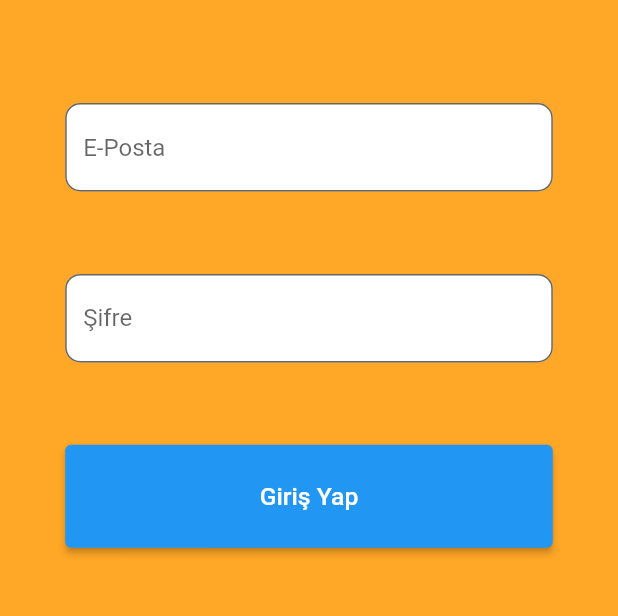
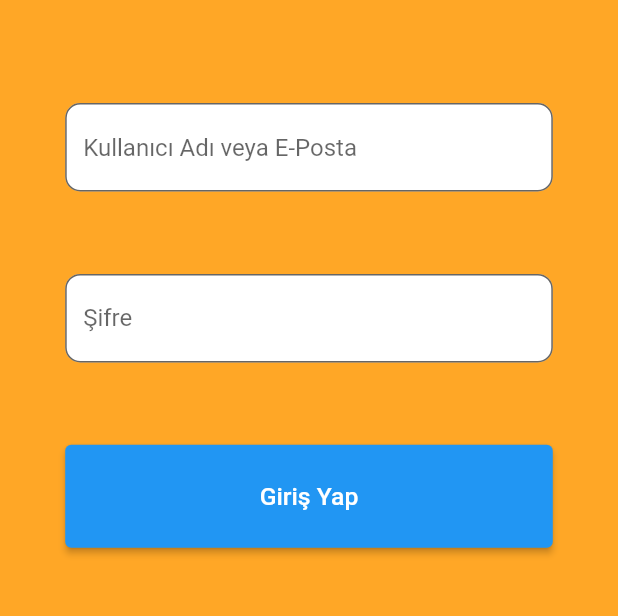
Before and after one commit to poyrazakyol/todo-list, a Flutter app: the screen it shows after launch, on a phone screen of 412 x 824 dp, the part 275-891 px from its top. Run offline on Flutter 3.47's test engine with Material 2 defaults, Android fonts, the phone set to English and light mode, and no system bars; our stand-ins replace sqflite; accounts and stored records are empty.

Commit message:
DB and Login Screen Update

```diff
--- a/lib/items.dart
+++ b/lib/items.dart
@@ -28,7 +28,7 @@ class todoItem extends StatelessWidget {
         contentPadding: EdgeInsets.symmetric(horizontal: 20, vertical: 5),
         tileColor: Colors.white,
         leading: Icon(
-          todo.isDone! ? Icons.check_box : Icons.check_box_outline_blank,
+          (todo.isDone! == 1) ? Icons.check_box : Icons.check_box_outline_blank,
           color: Colors.blue,
         ),
         title: Text(
@@ -36,7 +36,7 @@ class todoItem extends StatelessWidget {
           style: TextStyle(
             fontSize: 16,
             color: Colors.black,
-            decoration: todo.isDone! ? TextDecoration.lineThrough : null,
+            decoration: (todo.isDone! == 1) ? TextDecoration.lineThrough : null,
           ),
         ),
         trailing: Container(
--- a/lib/login_screen.dart
+++ b/lib/login_screen.dart
@@ -2,17 +2,18 @@ import 'package:flutter/material.dart';
 import 'package:todo_list/home.dart';
 
 class LoginScreen extends StatelessWidget {
-  final String validEmail = 'poyrazakyol';
+  final List<String> loginInfo = ["poyrazakyol@gmail.com", "poyrazakyol"];
   final String validPassword = '123456';
 
-  final TextEditingController emailController = TextEditingController();
+  final TextEditingController loginController = TextEditingController();
   final TextEditingController passwordController = TextEditingController();
 
   void _login(BuildContext context) {
-    String enteredEmail = emailController.text;
+    String enteredInfo = loginController.text;
     String enteredPassword = passwordController.text;
 
-    if (enteredEmail == validEmail && enteredPassword == validPassword) {
+    if ((enteredInfo == loginInfo[0] && enteredPassword == validPassword) ||
+        (enteredInfo == loginInfo[1] && enteredPassword == validPassword)) {
       Navigator.pushReplacement(
         context,
         MaterialPageRoute(builder: (context) => Home()),
@@ -65,9 +66,9 @@ class LoginScreen extends StatelessWidget {
               Padding(
                 padding: EdgeInsets.all(ekranYukseligi / 30),
                 child: TextField(
-                  controller: emailController,
+                  controller: loginController,
                   decoration: InputDecoration(
-                    hintText: 'E-Posta',
+                    hintText: 'Kullanıcı Adı veya E-Posta',
                     filled: true,
                     fillColor: Colors.white,
                     border: OutlineInputBorder(
--- a/lib/model/todo.dart
+++ b/lib/model/todo.dart
@@ -1,20 +1,20 @@
 class ToDo {
-  String? id;
+  int? id;
   String? todoText;
-  bool? isDone;
+  int? isDone;
   String? accountid;
 
   ToDo({
     this.id,
     this.todoText,
     this.accountid,
-    this.isDone = false,
+    this.isDone = 1,
   });
 
-  static List<ToDo> todoList() {
+  /*static List<ToDo> todoList() {
     return [
-      ToDo(id: '01', todoText: 'Kahvaltı', isDone: true),
-      ToDo(id: '02', todoText: 'Alışveriş', isDone: true),
+      ToDo(id: 1, todoText: 'Kahvaltı', isDone: true),
+      ToDo(id: 1, todoText: 'Alışveriş', isDone: true),
       ToDo(
         id: '03',
         todoText: 'Mail Kontrolü',
@@ -28,5 +28,5 @@ class ToDo {
         todoText: 'Flutter Çalışması',
       ),
     ];
-  }
+  }*/
 }
```
Also changed, not shown: lib/home.dart (+23 -30 lines), lib/model/dao.dart (+11 -6 lines), lib/note_view.dart (+78 -2 lines), 11 other files.
